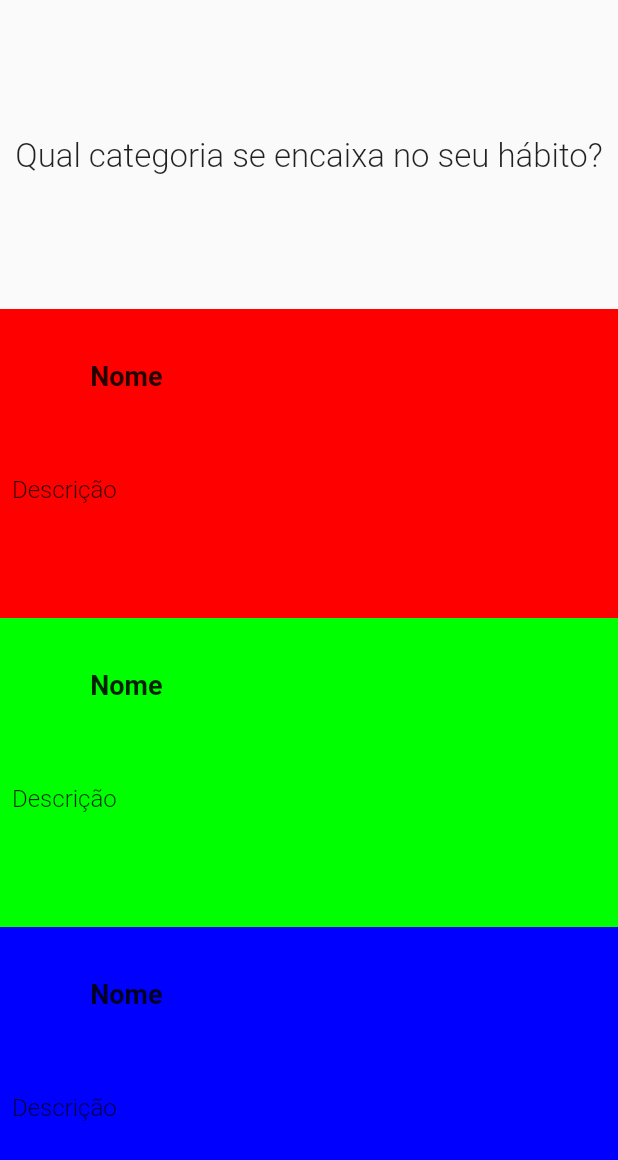
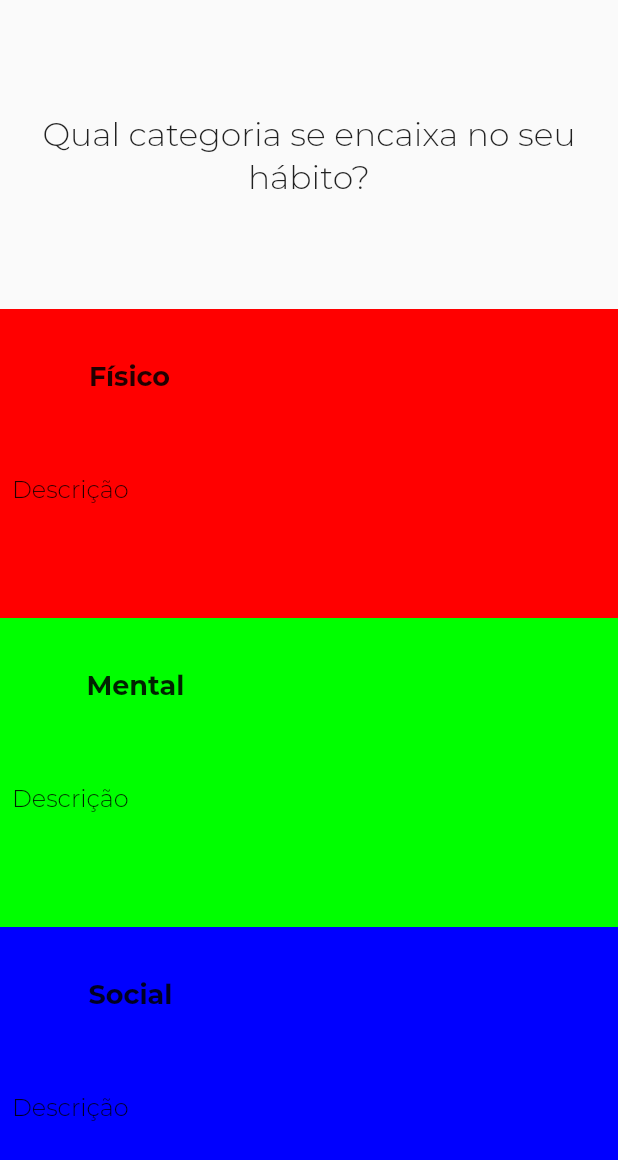
Before and after one commit to danielmagri/altitude, a Flutter app: the CategoryTab widget shown alone on an empty page, opened directly, on a phone screen of 412 x 824 dp. Shown: the top 1160 px of the screen. Run offline on Flutter 3.47's test engine with Material 2 defaults, Android fonts, the light colour scheme and no system bars; our stand-ins replace fluttertoast, numberpicker, sqflite, table_calendar; accounts and stored records are empty.

Commit message:
Alteração na fonte

```diff
--- a/lib/main.dart
+++ b/lib/main.dart
@@ -20,7 +20,7 @@ class MyApp extends StatelessWidget {
   Widget build(BuildContext context) {
     return MaterialApp(
       title: 'Habitos',
-      theme: ThemeData(fontFamily: 'Roboto'),
+      theme: ThemeData(fontFamily: 'Montserrat'),
       debugShowCheckedModeBanner: false,
       home: MainPage(),
     );
--- a/lib/ui/addHabitTabs/categoryTab.dart
+++ b/lib/ui/addHabitTabs/categoryTab.dart
@@ -36,7 +36,7 @@ class CategoryTab extends StatelessWidget {
                           child: Padding(
                             padding: const EdgeInsets.all(8.0),
                             child: Text(
-                              "Nome",
+                              "Físico",
                               style: TextStyle(fontSize: 18.0, fontWeight: FontWeight.bold),
                             ),
                           ))),
@@ -72,7 +72,7 @@ class CategoryTab extends StatelessWidget {
                           child: Padding(
                             padding: const EdgeInsets.all(8.0),
                             child: Text(
-                              "Nome",
+                              "Mental",
                               style: TextStyle(fontSize: 18.0, fontWeight: FontWeight.bold),
                             ),
                           ))),
@@ -108,7 +108,7 @@ class CategoryTab extends StatelessWidget {
                           child: Padding(
                             padding: const EdgeInsets.all(8.0),
                             child: Text(
-                              "Nome",
+                              "Social",
                               style: TextStyle(fontSize: 18.0, fontWeight: FontWeight.bold),
                             ),
                           ))),
--- a/lib/ui/widgets/ScoreTextAnimated.dart
+++ b/lib/ui/widgets/ScoreTextAnimated.dart
@@ -7,7 +7,7 @@ class ScoreWidget extends AnimatedWidget {
     final Animation<int> animation = listenable;
     return Text(
       animation.value.toString(),
-      style: TextStyle(fontSize: 60.0, fontWeight: FontWeight.bold),
+      style: TextStyle(fontSize: 55.0, fontWeight: FontWeight.bold),
     );
   }
 }
```
Also changed, not shown: lib/ui/addHabitTabs/rewardTab.dart (+6 -15 lines), lib/ui/habitDetailsPage.dart (+11 -9 lines), pubspec.yaml (+4 -4 lines), fonts/Montserrat-Bold.ttf (added), fonts/Montserrat-Light.ttf (added), fonts/Montserrat-Regular.ttf (added), fonts/Roboto-Bold.ttf (deleted), fonts/Roboto-Light.ttf (deleted), fonts/Roboto-Regular.ttf (deleted).
